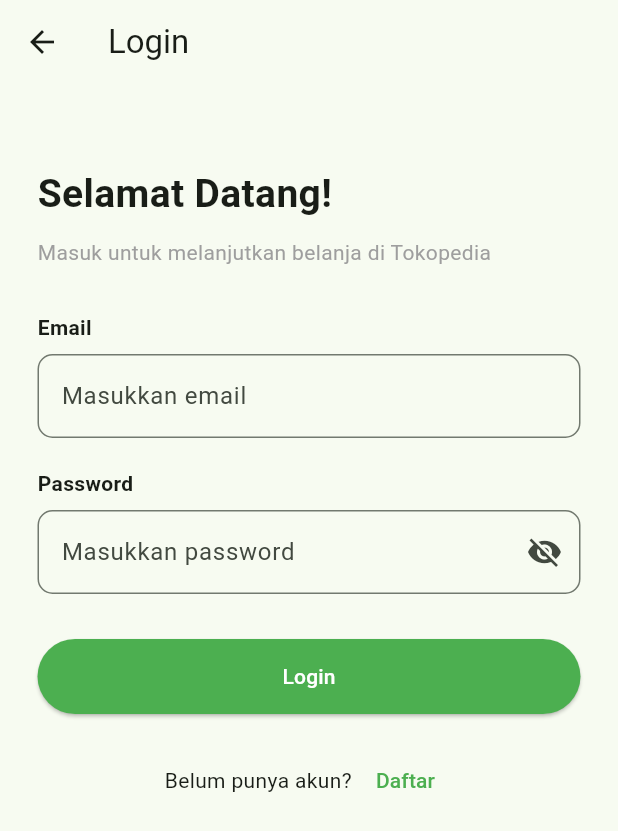
After one commit to seravym/flutter-tokopedia-clone, a Flutter app: the LoginPage screen opened directly, on a phone screen of 412 x 824 dp. The commit adds this screen. Shown: the top 831 px of the screen. Run offline on Flutter 3.47's test engine with Material 3 defaults, Android fonts, the phone set to English and light mode, and no system bars.

Commit message:
menambahkan fitur login

```diff
--- /dev/null
+++ b/lib/login_page.dart
@@ -0,0 +1,159 @@
+import 'package:flutter/material.dart';
+
+class LoginPage extends StatefulWidget {
+  const LoginPage({super.key});
+
+  @override
+  State<LoginPage> createState() => _LoginPageState();
+}
+
+class _LoginPageState extends State<LoginPage> {
+  final emailController = TextEditingController();
+  final passwordController = TextEditingController();
+
+  bool passwordVisible = false;
+
+  void login() {
+    if (emailController.text.isEmpty ||
+        passwordController.text.isEmpty) {
+      ScaffoldMessenger.of(context).showSnackBar(
+        const SnackBar(
+          content: Text('Email dan password harus diisi'),
+        ),
+      );
+      return;
+    }
+
+    Navigator.pushNamed(context, '/profile');
+  }
+
+  @override
+  Widget build(BuildContext context) {
+    return Scaffold(
+      appBar: AppBar(
+        title: const Text('Login'),
+      ),
+      body: Padding(
+        padding: const EdgeInsets.all(25),
+        child: Column(
+          crossAxisAlignment: CrossAxisAlignment.start,
+          children: [
+            const SizedBox(height: 30),
+
+            const Text(
+              'Selamat Datang!',
+              style: TextStyle(
+                fontSize: 26,
+                fontWeight: FontWeight.bold,
+              ),
+            ),
+
+            const SizedBox(height: 10),
+
+            const Text(
+              'Masuk untuk melanjutkan belanja di Tokopedia',
+              style: TextStyle(
+                color: Colors.grey,
+              ),
+            ),
+
+            const SizedBox(height: 30),
+
+            const Text(
+              'Email',
+              style: TextStyle(
+                fontWeight: FontWeight.bold,
+              ),
+            ),
+
+            const SizedBox(height: 8),
+
+            TextField(
+              controller: emailController,
+              keyboardType: TextInputType.emailAddress,
+              decoration: InputDecoration(
+                hintText: 'Masukkan email',
+                border: OutlineInputBorder(
+                  borderRadius: BorderRadius.circular(10),
+                ),
+              ),
+            ),
+
+            const SizedBox(height: 20),
+
+            const Text(
+              'Password',
+              style: TextStyle(
+                fontWeight: FontWeight.bold,
+              ),
+            ),
+
+            const SizedBox(height: 8),
+
+            TextField(
+              controller: passwordController,
+              obscureText: !passwordVisible,
+              decoration: InputDecoration(
+                hintText: 'Masukkan password',
+                border: OutlineInputBorder(
+                  borderRadius: BorderRadius.circular(10),
+                ),
+                suffixIcon: IconButton(
+                  onPressed: () {
+                    setState(() {
+                      passwordVisible = !passwordVisible;
+                    });
+                  },
+                  icon: Icon(
+                    passwordVisible
+                        ? Icons.visibility
+                        : Icons.visibility_off,
+                  ),
+                ),
+              ),
+            ),
+
+            const SizedBox(height: 30),
+
+            SizedBox(
+              width: double.infinity,
+              height: 50,
+              child: ElevatedButton(
+                onPressed: login,
+                style: ElevatedButton.styleFrom(
+                  backgroundColor: Colors.green,
+                ),
+                child: const Text(
+                  'Login',
+                  style: TextStyle(
+                    color: Colors.white,
+                  ),
+                ),
+              ),
+            ),
+
+            const SizedBox(height: 20),
+
+            Row(
+              mainAxisAlignment: MainAxisAlignment.center,
+              children: [
+                const Text('Belum punya akun? '),
+                TextButton(
+                  onPressed: () {
+                    Navigator.pushNamed(context, '/signup');
+                  },
+                  child: const Text(
+                    'Daftar',
+                    style: TextStyle(
+                      color: Colors.green,
+                    ),
+                  ),
+                ),
+              ],
+            ),
+          ],
+        ),
+      ),
+    );
+  }
+}
--- a/lib/screens/onboarding/onboarding_screen.dart
+++ b/lib/screens/onboarding/onboarding_screen.dart
@@ -55,7 +55,7 @@ class _OnboardingScreenState extends State<OnboardingScreen> {
                     ),
                     SizedBox(height: 15),
                     Text(
-                      'Belanja berbagai kebutuhanmu dengan mudah.',
+                      'membantu belanja berbagai kebutuhan dengan mudah.',
                       textAlign: TextAlign.center,
                     ),
                   ],
@@ -80,7 +80,7 @@ class _OnboardingScreenState extends State<OnboardingScreen> {
                     ),
                     SizedBox(height: 15),
                     Text(
-                      'Temukan berbagai produk dari banyak toko.',
+                      'Ayo temukan berbagai macam produk dari banyak toko.',
                       textAlign: TextAlign.center,
                     ),
                   ],
@@ -97,7 +97,7 @@ class _OnboardingScreenState extends State<OnboardingScreen> {
                     ),
                     SizedBox(height: 30),
                     Text(
-                      'Belanja Aman dan Nyaman',
+                      'Belanja dengan santai dan nyaman',
                       style: TextStyle(
                         fontSize: 24,
                         fontWeight: FontWeight.bold,
```
